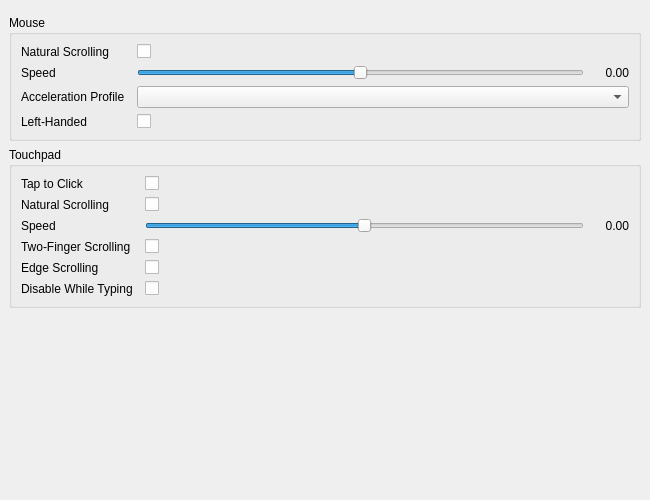
The window that shared/nexis/Pages/GnomeSettings/gnome_mouse_tab.ui (s4solutionsllc/Nexis) describes before a commit, drawn with Qt 5.
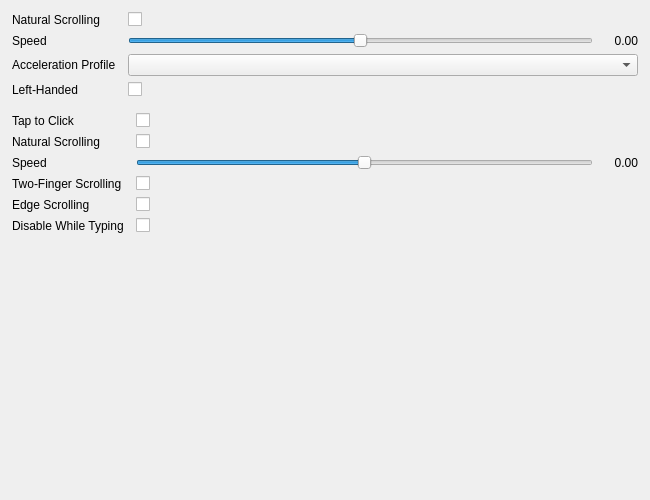
The same window after the commit.

Commit message: feat(ui): card chrome for Docker and GNOME tabs, fix stale docs (SSO-25782) (#498)

What changed in the file:
```diff
--- a/shared/nexis/Pages/GnomeSettings/gnome_mouse_tab.ui
+++ b/shared/nexis/Pages/GnomeSettings/gnome_mouse_tab.ui
@@ -21,12 +21,26 @@
      <property name="frameShape"><enum>QFrame::NoFrame</enum></property>
      <widget class="QWidget" name="scrollContents">
       <layout class="QVBoxLayout" name="scrollLayout">
+       <property name="leftMargin"><number>12</number></property>
+       <property name="topMargin"><number>6</number></property>
+       <property name="rightMargin"><number>12</number></property>
+       <property name="bottomMargin"><number>12</number></property>
+       <property name="spacing"><number>16</number></property>
 
        <!-- Mouse Group -->
        <item>
-        <widget class="QGroupBox" name="groupMouse">
-         <property name="title"><string>Mouse</string></property>
-         <layout class="QGridLayout" name="gridMouse">
+        <widget class="QWidget" name="groupMouse" native="true">
+         <layout class="QVBoxLayout" name="vboxMouse">
+          <property name="spacing"><number>0</number></property>
+          <property name="leftMargin"><number>0</number></property>
+          <property name="topMargin"><number>0</number></property>
+          <property name="rightMargin"><number>0</number></property>
+          <property name="bottomMargin"><number>0</number></property>
+          <item>
+           <widget class="QWidget" name="headerMouse" native="true"/>
+          </item>
+          <item>
+           <layout class="QGridLayout" name="gridMouse">
           <property name="horizontalSpacing"><number>12</number></property>
           <property name="verticalSpacing"><number>6</number></property>
 
@@ -88,15 +102,26 @@
             <property name="cursor"><cursorShape>PointingHandCursor</cursorShape></property>
            </widget>
           </item>
+           </layout>
+          </item>
          </layout>
         </widget>
        </item>
 
        <!-- Touchpad Group -->
        <item>
-        <widget class="QGroupBox" name="groupTouchpad">
-         <property name="title"><string>Touchpad</string></property>
-         <layout class="QGridLayout" name="gridTouchpad">
+        <widget class="QWidget" name="groupTouchpad" native="true">
+         <layout class="QVBoxLayout" name="vboxTouchpad">
+          <property name="spacing"><number>0</number></property>
+          <property name="leftMargin"><number>0</number></property>
+          <property name="topMargin"><number>0</number></property>
+          <property name="rightMargin"><number>0</number></property>
+          <property name="bottomMargin"><number>0</number></property>
+          <item>
+           <widget class="QWidget" name="headerTouchpad" native="true"/>
+          </item>
+          <item>
+           <layout class="QGridLayout" name="gridTouchpad">
           <property name="horizontalSpacing"><number>12</number></property>
           <property name="verticalSpacing"><number>6</number></property>
 
@@ -178,6 +203,8 @@
            <widget class="QCheckBox" name="chkDisableTyping">
             <property name="cursor"><cursorShape>PointingHandCursor</cursorShape></property>
            </widget>
+          </item>
+           </layout>
           </item>
          </layout>
         </widget>
```
The commit also changes 23 other files.
